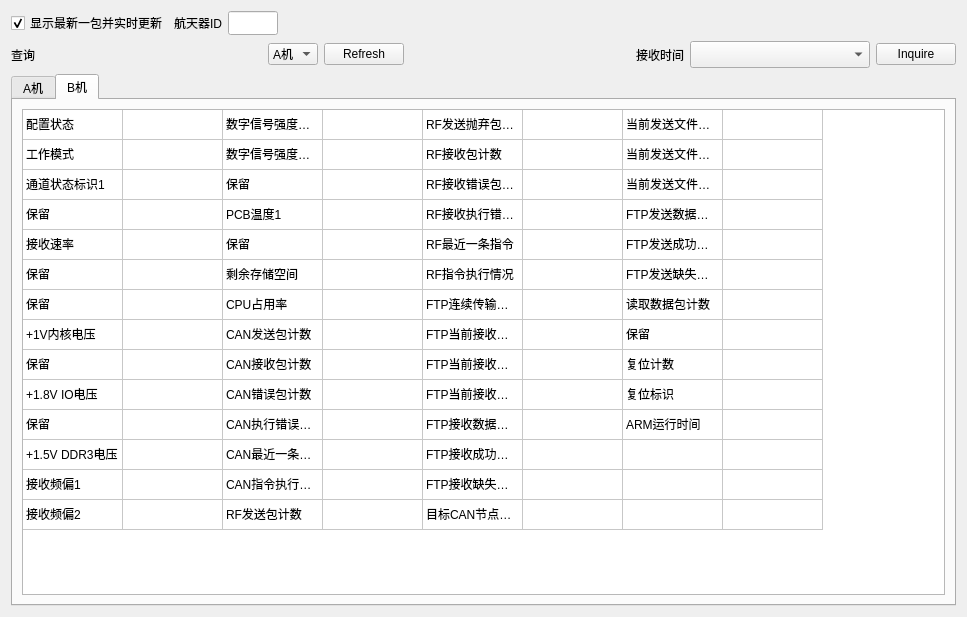
This is ui/status.ui in ArtisticZhao/file_sender_to_GNURadio as Qt 5 draws it before an edit. The edited form follows.
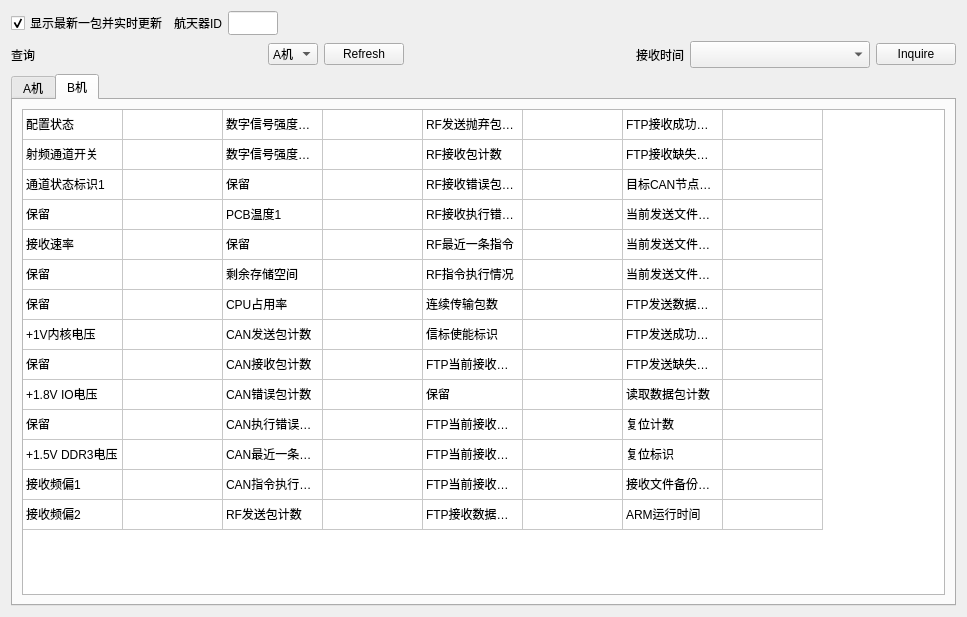
This is the edited form. The open tabs and pages were chosen to show the change.

Commit message: 更新了工参包内容

What changed in the file:
```diff
--- a/ui/status.ui
+++ b/ui/status.ui
@@ -731,12 +731,12 @@
          </item>
          <item row="0" column="6">
           <property name="text">
-           <string>当前发送文件序号</string>
+           <string>FTP接收成功包数</string>
           </property>
          </item>
          <item row="1" column="0">
           <property name="text">
-           <string>工作模式</string>
+           <string>射频通道开关</string>
           </property>
          </item>
          <item row="1" column="2">
@@ -751,7 +751,7 @@
          </item>
          <item row="1" column="6">
           <property name="text">
-           <string>当前发送文件长度</string>
+           <string>FTP接收缺失包数</string>
           </property>
          </item>
          <item row="2" column="0">
@@ -771,7 +771,7 @@
          </item>
          <item row="2" column="6">
           <property name="text">
-           <string>当前发送文件校验值</string>
+           <string>目标CAN节点地址</string>
           </property>
          </item>
          <item row="3" column="0">
@@ -791,7 +791,7 @@
          </item>
          <item row="3" column="6">
           <property name="text">
-           <string>FTP发送数据块大小</string>
+           <string>当前发送文件序号</string>
           </property>
          </item>
          <item row="4" column="0">
@@ -811,7 +811,7 @@
          </item>
          <item row="4" column="6">
           <property name="text">
-           <string>FTP发送成功包数</string>
+           <string>当前发送文件长度</string>
           </property>
          </item>
          <item row="5" column="0">
@@ -831,7 +831,7 @@
          </item>
          <item row="5" column="6">
           <property name="text">
-           <string>FTP发送缺失包数</string>
+           <string>当前发送文件校验值</string>
           </property>
          </item>
          <item row="6" column="0">
@@ -851,12 +851,12 @@
          </item>
          <item row="6" column="4">
           <property name="text">
-           <string>FTP连续传输包数</string>
+           <string>连续传输包数</string>
           </property>
          </item>
          <item row="6" column="6">
           <property name="text">
-           <string>读取数据包计数</string>
+           <string>FTP发送数据块大小</string>
           </property>
          </item>
          <item row="7" column="0">
@@ -871,12 +871,12 @@
          </item>
          <item row="7" column="4">
           <property name="text">
-           <string>FTP当前接收文件序号</string>
+           <string>信标使能标识</string>
           </property>
          </item>
          <item row="7" column="6">
           <property name="text">
-           <string>保留</string>
+           <string>FTP发送成功包数</string>
           </property>
          </item>
          <item row="7" column="7">
@@ -896,12 +896,12 @@
          </item>
          <item row="8" column="4">
           <property name="text">
-           <string>FTP当前接收文件长度</string>
+           <string>FTP当前接收文件号</string>
           </property>
          </item>
          <item row="8" column="6">
           <property name="text">
-           <string>复位计数</string>
+           <string>FTP发送缺失包数</string>
           </property>
          </item>
          <item row="9" column="0">
@@ -916,12 +916,12 @@
          </item>
          <item row="9" column="4">
           <property name="text">
-           <string>FTP当前接收文件校验值</string>
+           <string>保留</string>
           </property>
          </item>
          <item row="9" column="6">
           <property name="text">
-           <string>复位标识</string>
+           <string>读取数据包计数</string>
           </property>
          </item>
          <item row="10" column="0">
@@ -936,12 +936,12 @@
          </item>
          <item row="10" column="4">
           <property name="text">
-           <string>FTP接收数据块大小</string>
+           <string>FTP当前接收文件ID</string>
           </property>
          </item>
          <item row="10" column="6">
           <property name="text">
-           <string>ARM运行时间</string>
+           <string>复位计数</string>
           </property>
          </item>
          <item row="11" column="0">
@@ -956,12 +956,12 @@
          </item>
          <item row="11" column="4">
           <property name="text">
-           <string>FTP接收成功包数</string>
+           <string>FTP当前接收文件长度</string>
           </property>
          </item>
          <item row="11" column="6">
           <property name="text">
-           <string/>
+           <string>复位标识</string>
           </property>
          </item>
          <item row="12" column="0">
@@ -976,11 +976,16 @@
          </item>
          <item row="12" column="4">
           <property name="text">
-           <string>FTP接收缺失包数</string>
+           <string>FTP当前接收文件校验值</string>
           </property>
          </item>
          <item row="12" column="6">
           <property name="text">
+           <string>接收文件备份状态</string>
+          </property>
+         </item>
+         <item row="12" column="7">
+          <property name="text">
            <string/>
           </property>
          </item>
@@ -996,10 +1001,15 @@
          </item>
          <item row="13" column="4">
           <property name="text">
-           <string>目标CAN节点地址</string>
+           <string>FTP接收数据块大小</string>
           </property>
          </item>
          <item row="13" column="6">
+          <property name="text">
+           <string>ARM运行时间</string>
+          </property>
+         </item>
+         <item row="13" column="7">
           <property name="text">
            <string/>
           </property>
```
Left out of the diff: 8 changed lines with no effect on the pictures. The commit also changes 2 other files.
